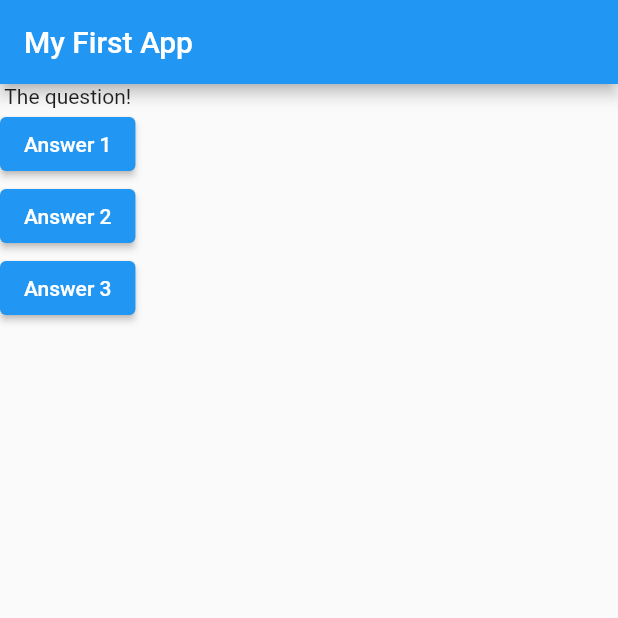
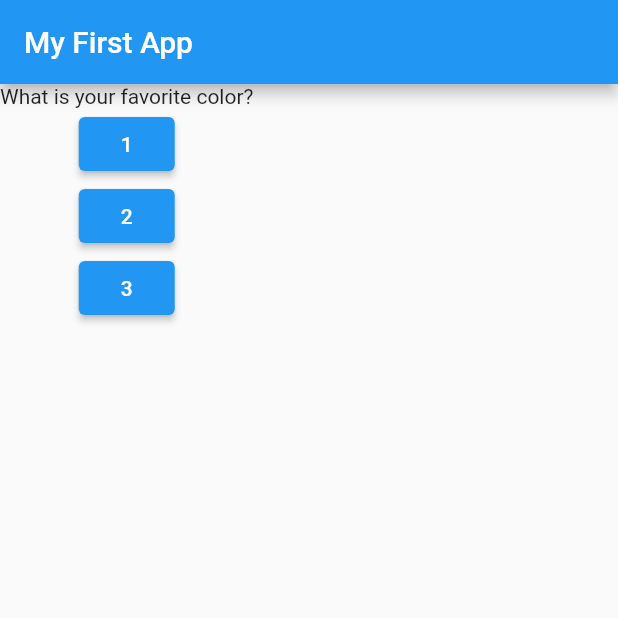
Before and after one commit to salihalci/fluttersandbox, a Flutter app: the screen it shows after launch, on a phone screen of 412 x 824 dp, the top half of it. Run offline on Flutter 3.47's test engine with Material 2 defaults, Android fonts, the phone set to English and light mode, and no system bars.

```diff
--- a/helloworld/lib/main.dart
+++ b/helloworld/lib/main.dart
@@ -2,12 +2,30 @@ import 'package:flutter/material.dart';
 
 void main() {
   runApp(MyApp());
+
+
 }
 
-class MyApp extends StatelessWidget {
+
+class MyApp extends StatefulWidget{
+
+  @override
+  State<StatefulWidget> createState() {
+
+    return new MyAppState();
+  }
+
+}
+
+class MyAppState extends State<MyApp> {
+  var questionIndex = 0;
 
   void answerQuestion(){
-    print("Answer choosen!");
+    setState(() {
+      questionIndex++;
+    });
+
+    print(questionIndex);
   }
 
   Widget build(BuildContext context) {
@@ -22,18 +40,18 @@ class MyApp extends StatelessWidget {
           title: Text("My First App"),
         ),
         body: Column(children: [
-          Text("The question!"),
+          Text(questions[questionIndex]),
           ElevatedButton(
             onPressed: answerQuestion,
-            child: Text('Answer 1'),
+            child: Text("1"),
           ),
           ElevatedButton(
             onPressed: answerQuestion,
-            child: Text('Answer 2'),
+            child: Text("2"),
           ),
           ElevatedButton(
             onPressed: answerQuestion,
-            child: Text('Answer 3'),
+            child: Text("3"),
           ),
         ]),
       ),
```
